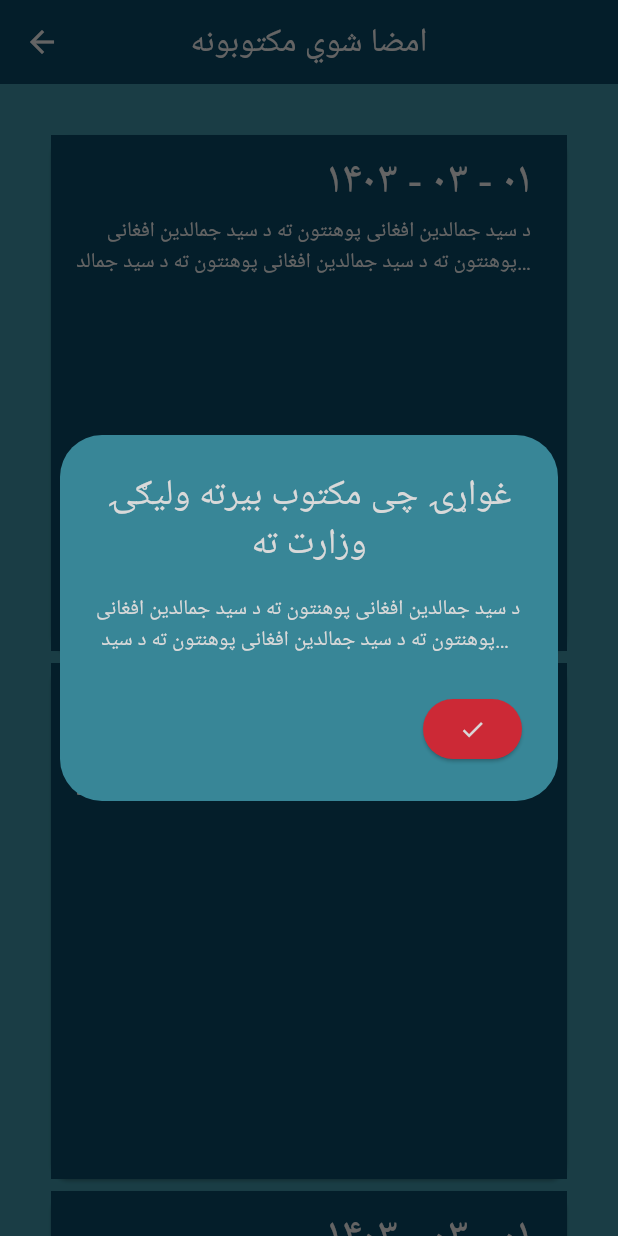
After one commit to Khalid-Durrani-2024/Petition-Project, a Flutter app: the SignedPetitions screen opened directly, after a tap on "۱۴۰۳ - ۰۳ - ۰۱", on a phone screen of 412 x 824 dp. The commit adds this screen. Run offline on Flutter 3.47's test engine with Material 3 defaults, Android fonts, the phone set to English and light mode, and no system bars; our stand-ins replace file_picker, flutter_speed_dial; key blocks and very long unbroken strings in the code were emptied for the run.

Commit message:
Signeded Petitions Screen has been added and with this the UI is Completed Successfully

```diff
--- a/lib/Screens/Maktob.dart
+++ b/lib/Screens/Maktob.dart
@@ -8,6 +8,7 @@ import 'package:petition/Screens/AddUser.dart';
 import 'package:petition/Screens/Admin.dart';
 import 'package:petition/Screens/Faculty.dart';
 import 'package:petition/Screens/Login.dart';
+import 'package:petition/Screens/SignedPetitions.dart';
 import 'package:petition/Screens/Universities.dart';
 import 'package:file_picker/file_picker.dart';
 import '../Colors/Colors.dart';
@@ -109,6 +110,17 @@ class _MaktobState extends State<Maktob> {
                     );
                   },
                   label: Text('Add Faculty'),
+                ),
+                FloatingActionButton.extended(
+                  onPressed: () {
+                    Navigator.push(
+                      context,
+                      MaterialPageRoute(
+                        builder: (context) => SignedPetitions(),
+                      ),
+                    );
+                  },
+                  label: Text('Signed Petitions'),
                 ),
               ],
             ),
--- /dev/null
+++ b/lib/Screens/SignedPetitions.dart
@@ -0,0 +1,114 @@
+import 'package:flutter/material.dart';
+
+import '../Colors/Colors.dart';
+import 'Maktob.dart';
+
+class SignedPetitions extends StatelessWidget {
+  const SignedPetitions({super.key});
+
+  @override
+  Widget build(BuildContext context) {
+    return Scaffold(
+      appBar: AppBar(
+        title: Text('امضا شوي مکتوبونه'),
+        centerTitle: true,
+        backgroundColor: colors.textFieldColor,
+        foregroundColor: colors.helperWhiteColor,
+      ),
+      body: Signed(),
+    );
+  }
+}
+
+//actual screen
+
+class Signed extends StatefulWidget {
+  const Signed({super.key});
+
+  @override
+  State<Signed> createState() => _SignedState();
+}
+
+class _SignedState extends State<Signed> {
+  @override
+  Widget build(BuildContext context) {
+    final width = MediaQuery.of(context).size.width;
+    final height = MediaQuery.of(context).size.height;
+
+    return Container(
+      color: colors.backgroundColor,
+      width: width,
+      height: height,
+      child: GridView.builder(
+        physics: BouncingScrollPhysics(),
+        padding: const EdgeInsets.all(30),
+        itemCount: Petitions.length,
+        gridDelegate: SliverGridDelegateWithFixedCrossAxisCount(
+            crossAxisCount: width > 500 ? 4 : 1),
+        itemBuilder: (context, index) {
+          return InkWell(
+            onTap: () {
+              _resend(context, index);
+            },
+            child: Card(
+              child: ListTile(
+                textColor: colors.helperWhiteColor,
+                tileColor: colors.textFieldColor,
+                title: Text(
+                  Petitions[index]['Date'],
+                  textAlign: TextAlign.right,
+                  style: TextStyle(fontSize: 30),
+                ),
+                subtitle: Text(
+                  Petitions[index]['Text'],
+                  textAlign: TextAlign.right,
+                  overflow: TextOverflow.ellipsis,
+                  maxLines: 2,
+                ),
+              ),
+            ),
+          );
+        },
+      ),
+    );
+  }
+}
+
+//show dialog on resending
+
+_resend(BuildContext context, int index) {
+  showDialog(
+    context: context,
+    builder: (context) {
+      return AlertDialog(
+        backgroundColor: colors.backgroundColor,
+        title: Text(
+          'غواړۍ چی مکتوب بیرته ولیګۍ وزارت ته',
+          style: TextStyle(color: colors.helperWhiteColor),
+          textAlign: TextAlign.center,
+        ),
+        content: Text(
+          Petitions[index]['Text'],
+          style: TextStyle(color: colors.helperWhiteColor),
+          overflow: TextOverflow.ellipsis,
+          maxLines: 2,
+        ),
+        actions: [
+          ElevatedButton(
+            style: ButtonStyle(
+              backgroundColor: MaterialStatePropertyAll(colors.buttonColor),
+            ),
+            onPressed: () {
+              print('Resend Ptitioon button');
+              Navigator.pop(context);
+            },
+            child: Icon(
+              Icons.done,
+              color: colors.helperWhiteColor,
+            ),
+          ),
+        ],
+      );
+    },
+  );
+}
```
